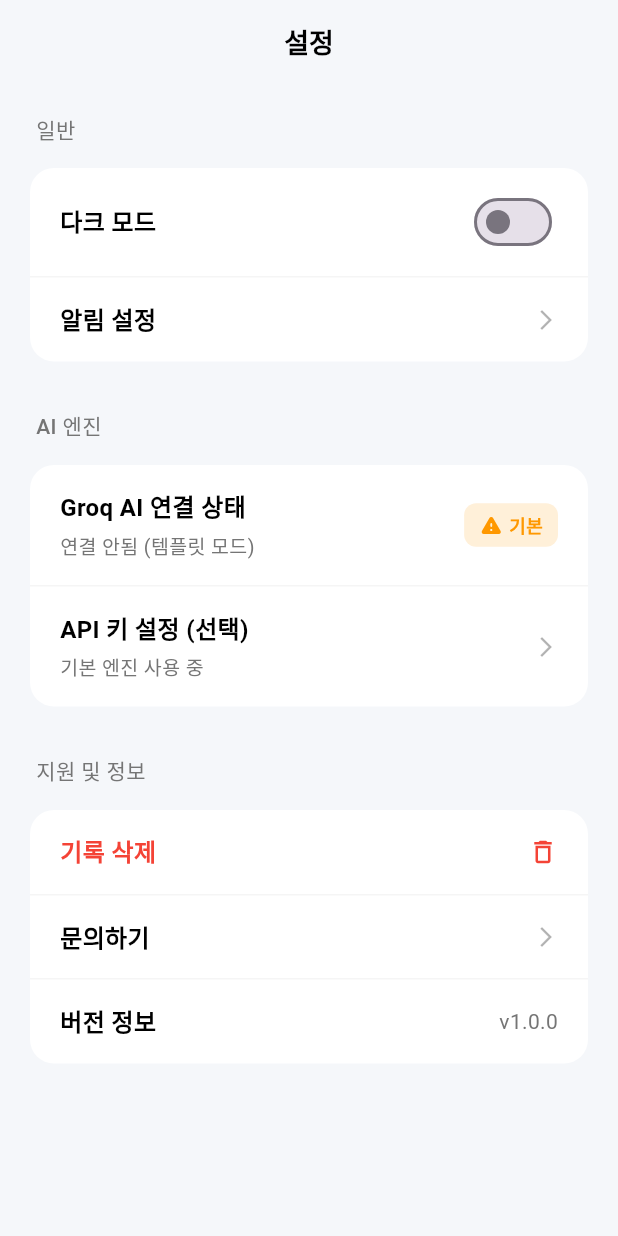
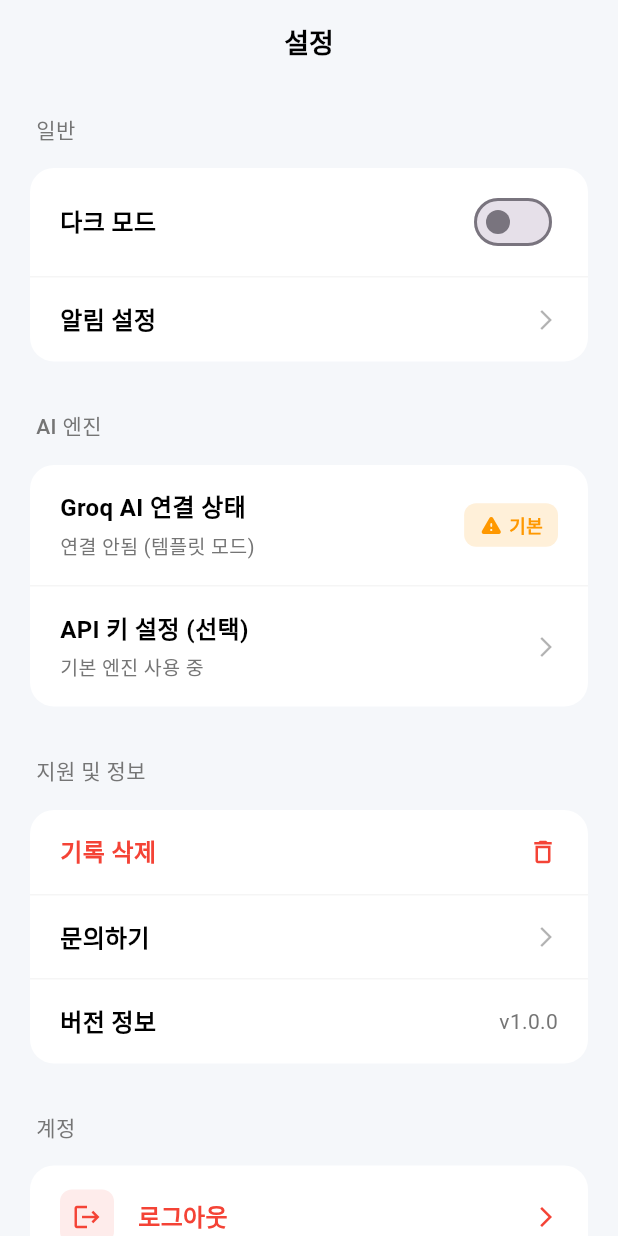
Before and after one commit to SamsungLionsV9/P_project, a Flutter app: the SettingsPage screen opened directly, on a phone screen of 412 x 824 dp. Run offline on Flutter 3.47's test engine with Material 3 defaults, Android fonts, the phone set to English and light mode, and no system bars; our stand-ins replace shared_preferences, webview_flutter; accounts and stored records are empty; network calls fail; Roboto replaces fonts that are missing (Pretendard); project files that could hold a hidden picture were left out.

Commit message:
feat: 설정 페이지에 로그아웃 버튼 추가
- 설정 > 계정 섹션에 로그아웃 버튼 추가
- 확인 다이얼로그로 실수 방지
- 로그아웃 후 로그인 페이지로 이동

```diff
--- a/flutter_app/lib/settings_page.dart
+++ b/flutter_app/lib/settings_page.dart
@@ -2,6 +2,8 @@ import 'package:flutter/material.dart';
 import 'package:provider/provider.dart';
 import 'theme/theme_provider.dart';
 import 'services/api_service.dart';
+import 'services/auth_service.dart';
+import 'login_page.dart';
 
 class SettingsPage extends StatefulWidget {
   const SettingsPage({super.key});
@@ -152,12 +154,89 @@ class _SettingsPageState extends State<SettingsPage> {
                     ],
                   ),
                 ),
+                const SizedBox(height: 32),
+                _buildSectionHeader("계정", subTextColor),
+                const SizedBox(height: 12),
+                Container(
+                  decoration: BoxDecoration(
+                    color: cardColor,
+                    borderRadius: BorderRadius.circular(16),
+                  ),
+                  child: _buildLogoutTile(textColor),
+                ),
+                const SizedBox(height: 40),
               ],
             ),
           ),
         );
       },
     );
+  }
+
+  Widget _buildLogoutTile(Color textColor) {
+    return InkWell(
+      onTap: _handleLogout,
+      borderRadius: BorderRadius.circular(16),
+      child: Padding(
+        padding: const EdgeInsets.symmetric(horizontal: 20, vertical: 16),
+        child: Row(
+          children: [
+            Container(
+              padding: const EdgeInsets.all(8),
+              decoration: BoxDecoration(
+                color: Colors.red.withOpacity(0.1),
+                borderRadius: BorderRadius.circular(8),
+              ),
+              child: const Icon(Icons.logout, color: Colors.red, size: 20),
+            ),
+            const SizedBox(width: 16),
+            Expanded(
+              child: Text(
+                "로그아웃",
+                style: TextStyle(
+                  color: Colors.red,
+                  fontSize: 16,
+                  fontWeight: FontWeight.w600,
+                ),
+              ),
+            ),
+            const Icon(Icons.arrow_forward_ios, color: Colors.red, size: 16),
+          ],
+        ),
+      ),
+    );
+  }
+
+  Future<void> _handleLogout() async {
+    final confirmed = await showDialog<bool>(
+      context: context,
+      builder: (context) => AlertDialog(
+        title: const Text('로그아웃'),
+        content: const Text('로그아웃 하시겠습니까?'),
+        actions: [
+          TextButton(
+            onPressed: () => Navigator.pop(context, false),
+            child: const Text('취소'),
+          ),
+          TextButton(
+            onPressed: () => Navigator.pop(context, true),
+            child: const Text('로그아웃', style: TextStyle(color: Colors.red)),
+          ),
+        ],
+      ),
+    );
+
+    if (confirmed == true) {
+      final authService = AuthService();
+      await authService.logout();
+
+      if (mounted) {
+        Navigator.of(context).pushAndRemoveUntil(
+          MaterialPageRoute(builder: (context) => const LoginPage()),
+          (route) => false,
+        );
+      }
+    }
   }
 
   Widget _buildSectionHeader(String title, Color? color) {
```
